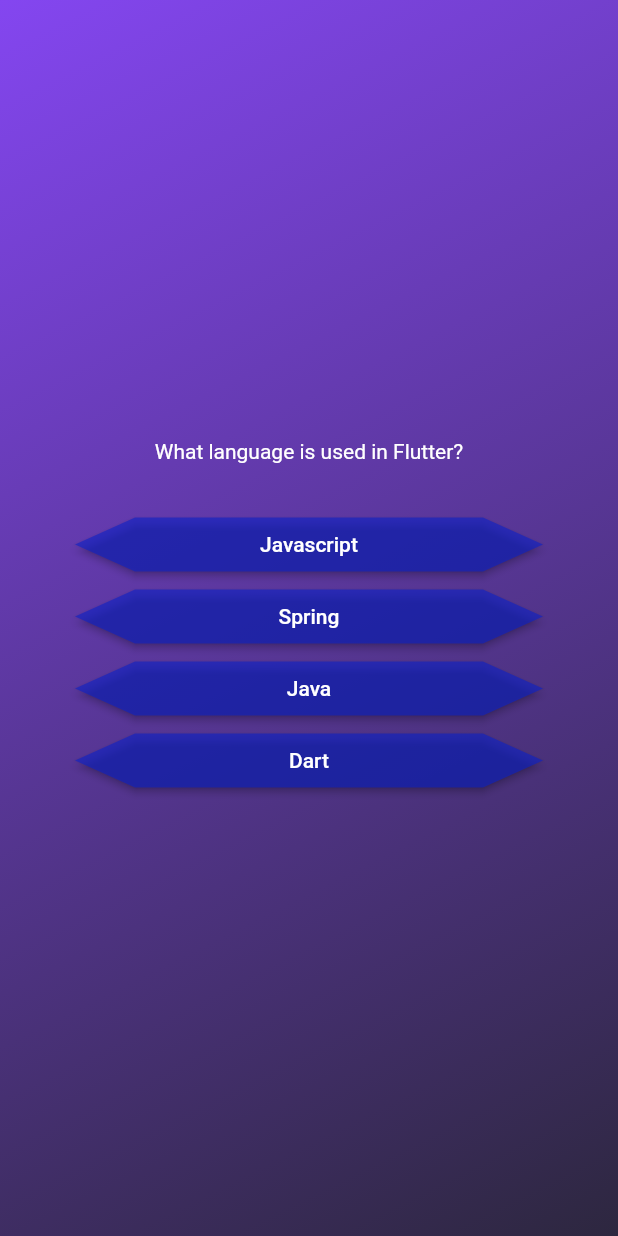
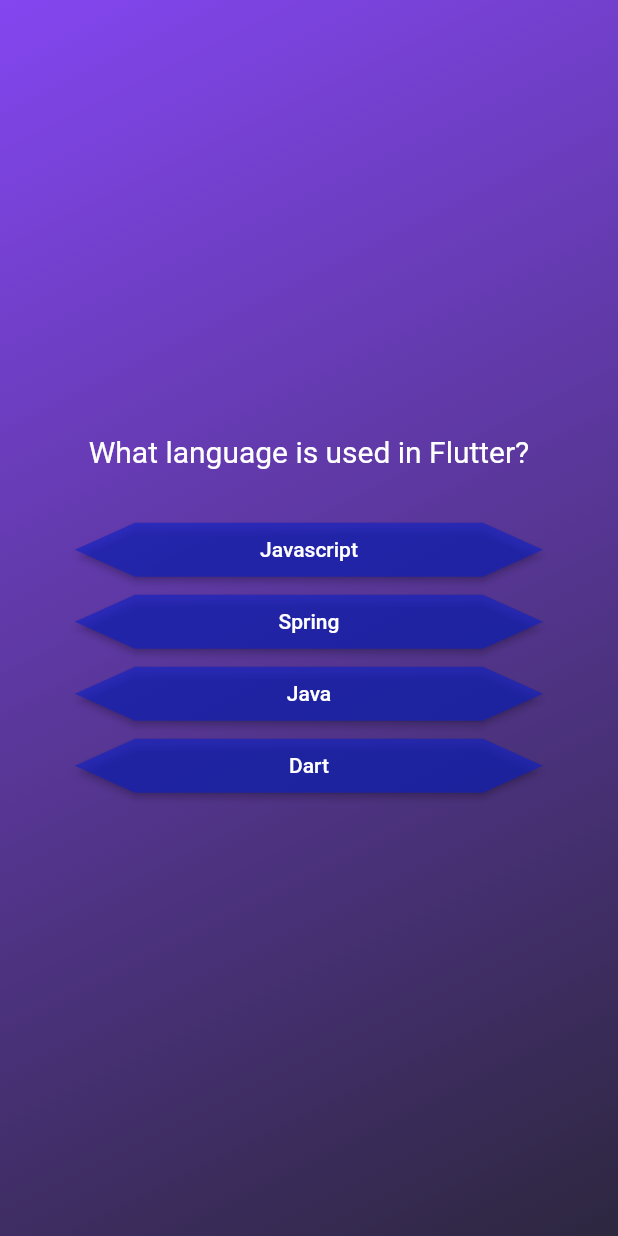
Before and after one commit to adekams/fl_simple_quiz, a Flutter app: the screen it shows after launch, after a tap on "Start Quiz", on a phone screen of 412 x 824 dp. Run offline on Flutter 3.47's test engine with Material 2 defaults, Android fonts, the phone set to English and light mode, and no system bars.

Commit message:
style update

```diff
--- a/lib/questions.dart
+++ b/lib/questions.dart
@@ -36,7 +36,7 @@ class _QuestionScreenState extends State<QuestionScreen> {
             Text(
               currentQuestion.text,
               textAlign: TextAlign.center,
-              style: const TextStyle(color: Colors.white),
+              style: const TextStyle(color: Colors.white, fontSize: 20),
             ),
             const SizedBox(
               height: 30,
```
